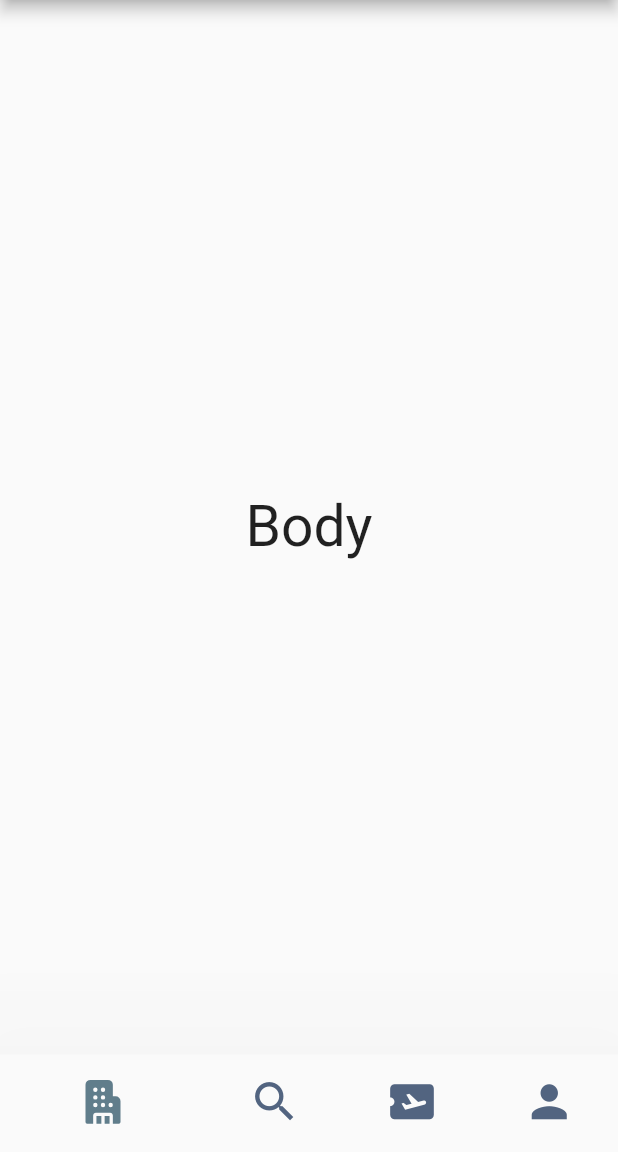
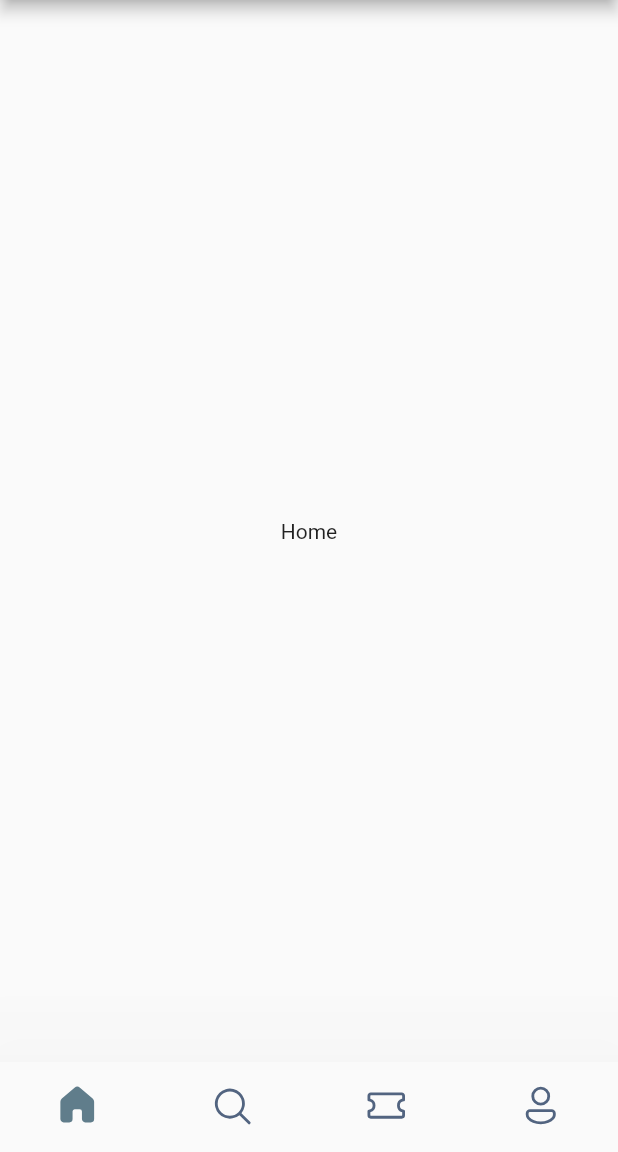
Before and after one commit to Hahsamkhan900/FlightBookingApp, a Flutter app: the screen it shows after launch, on a phone screen of 412 x 824 dp, the part 84-1236 px from its top. Run offline on Flutter 3.47's test engine with Material 2 defaults, Android fonts, the phone set to English and light mode, and no system bars; our stand-ins replace fluentui_icons.

Commit message:
bottom_bar.dart changes

```diff
--- a/lib/Screens/bottom_bar.dart
+++ b/lib/Screens/bottom_bar.dart
@@ -12,6 +12,23 @@ class BottomBar extends StatefulWidget {
 }
 
 class _BottomBarState extends State<BottomBar> {
+
+  int _selectIndex = 0;
+
+  static final List<Widget>_widgetOptions = <Widget>[
+    const Text("Home"),
+    const Text("Search"),
+    const Text("Ticket"),
+    const Text("Profile"),
+  ];
+
+  void _onItemTapped(int index){
+    setState(() {
+      _selectIndex = index;
+    });
+
+  }
+
   @override
   Widget build(BuildContext context) {
     return Scaffold(
@@ -25,26 +42,41 @@ class _BottomBarState extends State<BottomBar> {
           ),
         ),
       ),
-      body: const Center(
-        child:  Text(
-            "Body",
-          style: TextStyle(
-            fontSize: 38.0
-          ),
-        ),
+      body: Center(
+        child:  _widgetOptions[_selectIndex],
       ),
       bottomNavigationBar: BottomNavigationBar(
-        elevation: 100.0,
+        currentIndex: _selectIndex,
+        onTap: _onItemTapped,
+        elevation: 80.0,
         showSelectedLabels:false,
         showUnselectedLabels: false,
         selectedItemColor: Colors.blueGrey,
+        type: BottomNavigationBarType.fixed,
+        mouseCursor: MaterialStateMouseCursor.clickable,
         unselectedItemColor: const Color(0xFF526480),
-        iconSize: 35.0,
+        iconSize: 30.0,
         items: const [
-          BottomNavigationBarItem(icon: Icon(FluentSystemIcons.ic_fluent_building_filled), label: "Home"),
-          BottomNavigationBarItem(icon: Icon(Icons.search), label: "Search"),
-          BottomNavigationBarItem(icon: Icon(Icons.airplane_ticket), label: "Ticket"),
-          BottomNavigationBarItem(icon: Icon(Icons.person), label: "Profile")
+          BottomNavigationBarItem(
+            icon: Icon(FluentSystemIcons.ic_fluent_home_regular),
+            activeIcon: Icon(FluentSystemIcons.ic_fluent_home_filled),
+            label: "Home"
+          ),
+          BottomNavigationBarItem(
+              icon: Icon(FluentSystemIcons.ic_fluent_search_regular),
+              activeIcon: Icon(FluentSystemIcons.ic_fluent_search_filled),
+              label: "Search"
+          ),
+          BottomNavigationBarItem(
+              icon: Icon(FluentSystemIcons.ic_fluent_ticket_regular),
+              activeIcon: Icon(FluentSystemIcons.ic_fluent_ticket_filled),
+              label: "Ticket"
+          ),
+          BottomNavigationBarItem(
+              icon: Icon(FluentSystemIcons.ic_fluent_person_regular),
+              activeIcon: Icon(FluentSystemIcons.ic_fluent_person_filled),
+              label: "Profile"
+          ),
         ],
       ),
     );
```
